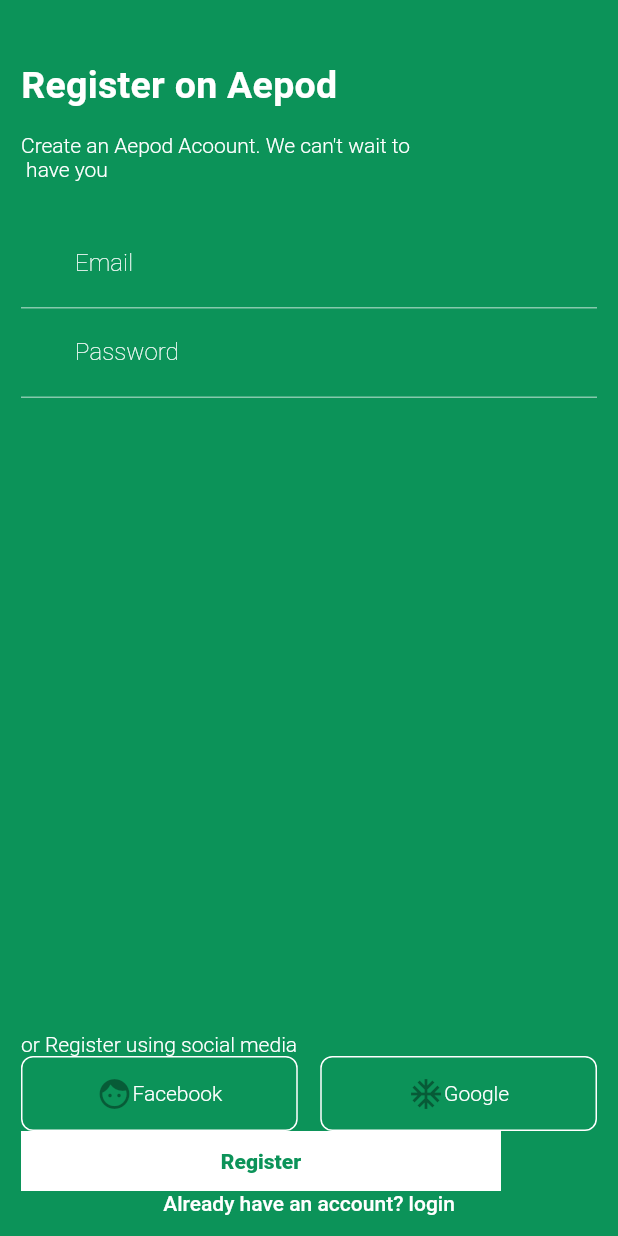
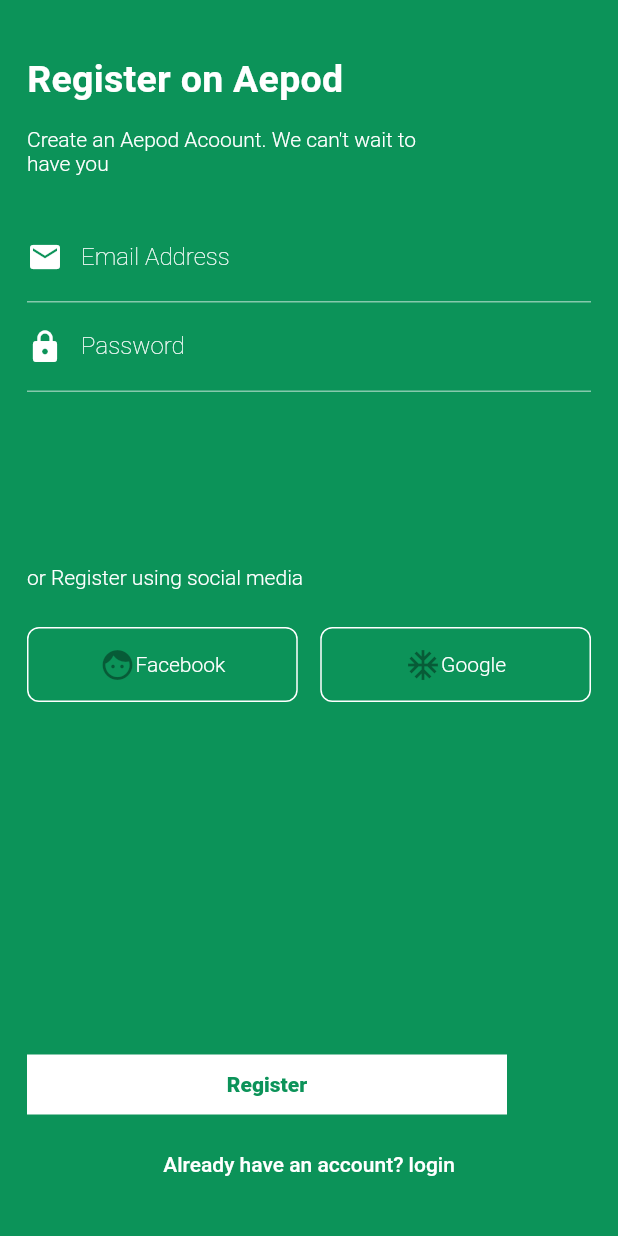
Before and after one commit to Jonyango/Aepod, a Flutter app: the screen it shows after launch, on a phone screen of 412 x 824 dp. Run offline on Flutter 3.47's test engine with Material 2 defaults, Android fonts, the phone set to English and light mode, and no system bars; our stand-ins replace flutter_svg.

Commit message:
fixed the overflowing renderflex

```diff
--- a/lib/components/form.dart
+++ b/lib/components/form.dart
@@ -20,21 +20,21 @@ class _FormComponentState extends State<FormComponent> {
 
   @override
   Widget build(BuildContext context) {
-    return ClipRect(
+    return SingleChildScrollView(
+      physics: NeverScrollableScrollPhysics(),
       child: Form(
         key: _formKey,
-        child: Column(
-          mainAxisSize: MainAxisSize.min,
-          children: [
+        child: Column(mainAxisSize: MainAxisSize.min, children: [
           FormField(
-            label: 'Email',
+            label: 'Email Address',
             controller: _emailTextEditingController,
-            iconData: Icons.alternate_email,
+            iconData: Icons.email,
           ),
           FormField(
-              label: 'Password',
-              controller: _passwordTextEditingController,
-              iconData: Icons.lock)
+            label: 'Password',
+            controller: _passwordTextEditingController,
+            iconData: Icons.lock,
+          ),
         ]),
       ),
     );
@@ -61,12 +61,12 @@ class FormField extends StatelessWidget {
         children: [
           Icon(
             iconData,
-            color: Colors.transparent,
+            color: kTextColor,
           ),
           Expanded(
             child: TextFormField(
               controller: controller,
-              keyboardType: label == 'Email'
+              keyboardType: label == 'Email Address'
                   ? TextInputType.emailAddress
                   : TextInputType.visiblePassword,
               decoration: InputDecoration(
--- a/lib/components/social_media_button.dart
+++ b/lib/components/social_media_button.dart
@@ -8,7 +8,7 @@ class SocialMediaButtons extends StatelessWidget {
     return Container(
       child: Row(
           mainAxisSize: MainAxisSize.min,
-          mainAxisAlignment: MainAxisAlignment.spaceBetween,
+          mainAxisAlignment: MainAxisAlignment.spaceAround,
           children: [
             Expanded(
               child: Container(
@@ -24,6 +24,7 @@ class SocialMediaButtons extends StatelessWidget {
                   onPressed: null,
                   child: Row(
                     mainAxisSize: MainAxisSize.min,
+                    mainAxisAlignment: MainAxisAlignment.spaceAround,
                     children: [
                       Icon(Icons.face),
                       Text(
@@ -35,7 +36,9 @@ class SocialMediaButtons extends StatelessWidget {
                 ),
               ),
             ),
-            SizedBox(width: 15.0,),
+            SizedBox(
+              width: 15.0,
+            ),
             Expanded(
               child: Container(
                 width: 170,
@@ -50,6 +53,7 @@ class SocialMediaButtons extends StatelessWidget {
                   onPressed: null,
                   child: Row(
                     mainAxisSize: MainAxisSize.min,
+                    mainAxisAlignment: MainAxisAlignment.spaceEvenly,
                     children: [
                       Icon(Icons.ac_unit),
                       Text(
--- a/lib/screens/registration_page.dart
+++ b/lib/screens/registration_page.dart
@@ -22,12 +22,11 @@ class _RegistrationPageState extends State<RegistrationPage> {
             ),
           ),
           child: Padding(
-            padding: EdgeInsets.symmetric(horizontal: 14.0, vertical: 14.0),
-            child: Column(
-              crossAxisAlignment: CrossAxisAlignment.start,
-              children: [
+            padding: EdgeInsets.symmetric(horizontal: 18.0),
+            child:
+                Column(crossAxisAlignment: CrossAxisAlignment.start, children: [
               Padding(
-                padding: EdgeInsets.only(top:28.0),
+                padding: EdgeInsets.only(top: 38.0),
                 child: Text(
                   'Register on Aepod',
                   style: kTitleTextStyle,
@@ -36,7 +35,7 @@ class _RegistrationPageState extends State<RegistrationPage> {
               Container(
                 margin: EdgeInsets.only(bottom: 25.0, top: 18.0),
                 child: Text(
-                  "Create an Aepod Acoount. We can't wait to \n have you",
+                  "Create an Aepod Acoount. We can't wait to \nhave you",
                   style: kTextStyle,
                 ),
               ),
@@ -48,11 +47,18 @@ class _RegistrationPageState extends State<RegistrationPage> {
                 textAlign: TextAlign.left,
                 style: kTextStyle,
               ),
+              SizedBox(
+                height: 25.0,
+              ),
               SocialMediaButtons(),
+              Spacer(),
               Button(
                 buttonName: 'Register',
                 backgroundColor: kTextColor,
                 textColor: kThemeColor,
+              ),
+              SizedBox(
+                height: 25.0,
               ),
               Center(
                 child: Text(
@@ -62,7 +68,8 @@ class _RegistrationPageState extends State<RegistrationPage> {
                     fontWeight: FontWeight.w500,
                   ),
                 ),
-              )
+              ),
+              SizedBox(height: 40.0,),
             ]),
           ),
         ),
```
